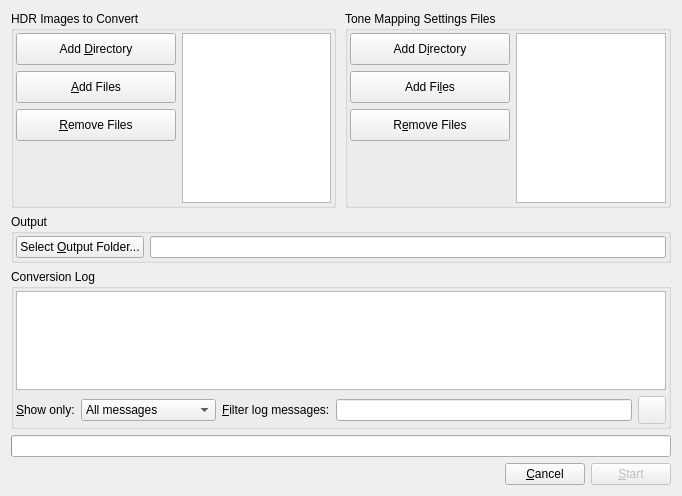
LuminanceHDR/LuminanceHDR, file src/BatchTM/BatchTMDialog.ui: the form before one commit.
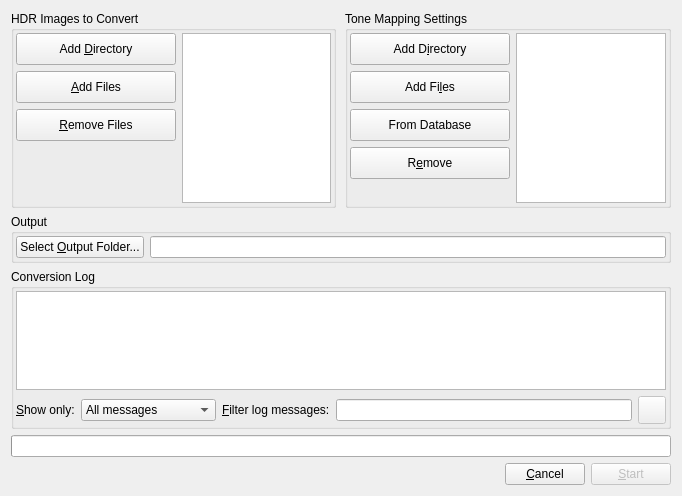
The form after the commit. Icons and pictures are not drawn.

Commit message: [BatchTM]: Read parameters from database (2nd step)

```diff
--- a/src/BatchTM/BatchTMDialog.ui
+++ b/src/BatchTM/BatchTMDialog.ui
@@ -158,7 +158,7 @@
      <item>
       <widget class="QGroupBox" name="groupBox_5">
        <property name="title">
-        <string>Tone Mapping Settings Files</string>
+        <string>Tone Mapping Settings</string>
        </property>
        <property name="alignment">
         <set>Qt::AlignLeading|Qt::AlignLeft|Qt::AlignTop</set>
@@ -227,6 +227,29 @@
             </property>
            </widget>
           </item>
+          <item>
+           <widget class="QPushButton" name="from_Database_Button">
+            <property name="minimumSize">
+             <size>
+              <width>0</width>
+              <height>32</height>
+             </size>
+            </property>
+            <property name="maximumSize">
+             <size>
+              <width>16777215</width>
+              <height>32</height>
+             </size>
+            </property>
+            <property name="text">
+             <string>From Database</string>
+            </property>
+            <property name="icon">
+             <iconset resource="../../icons.qrc">
+              <normaloff>:/new/prefix1/images/draganddrop.png</normaloff>:/new/prefix1/images/draganddrop.png</iconset>
+            </property>
+           </widget>
+          </item>
           <item>
            <widget class="QPushButton" name="remove_TMOpts_Button">
             <property name="minimumSize">
@@ -245,7 +268,7 @@
              <string>Remove single Tone Mapping Setting files to the list</string>
             </property>
             <property name="text">
-             <string>R&amp;emove Files</string>
+             <string>R&amp;emove</string>
             </property>
             <property name="icon">
              <iconset resource="../icons.qrc">
```
Left out of the diff: 16 changed lines with no effect on the pictures. The commit also changes 4 other files.
